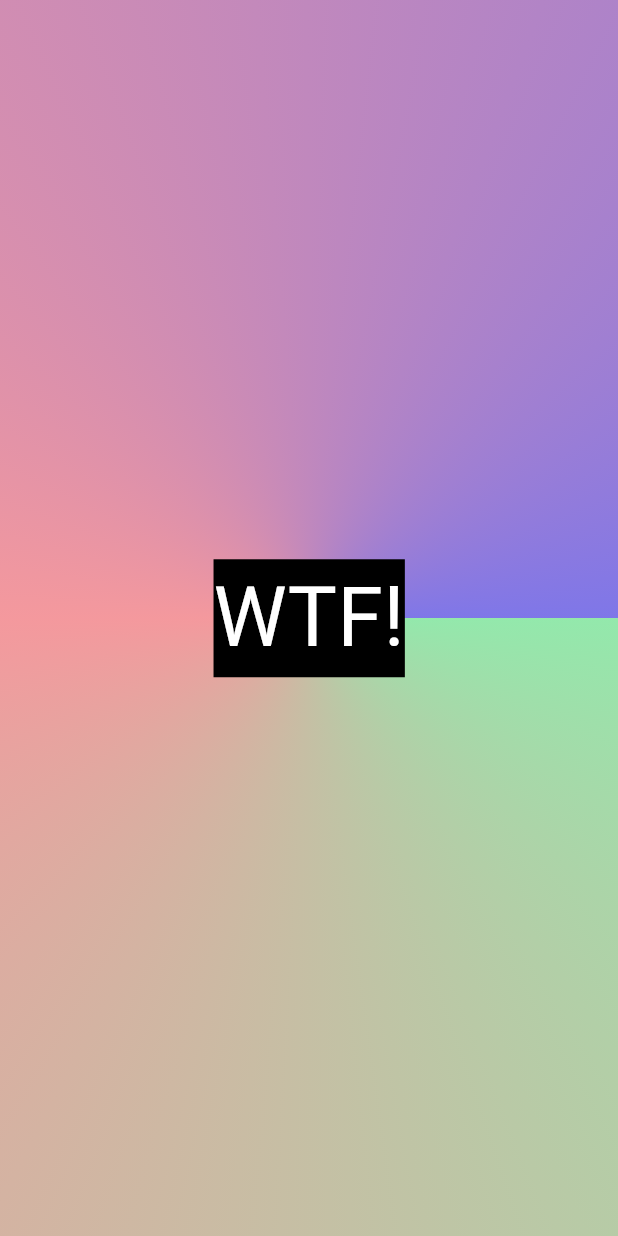
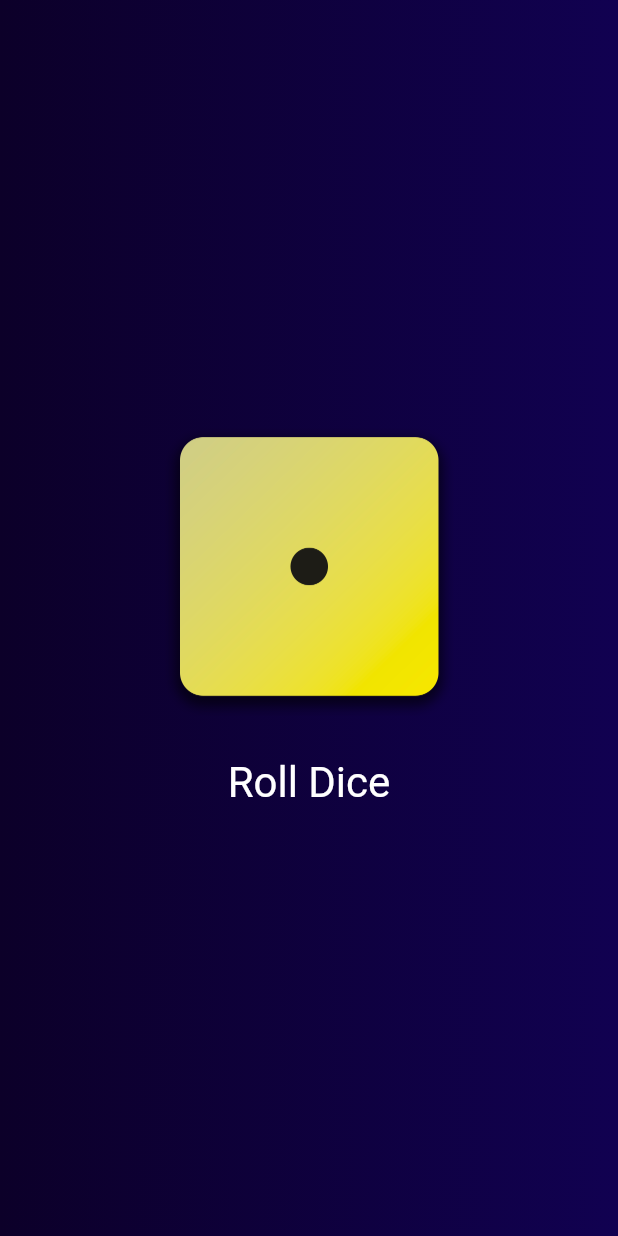
Before and after one commit to mahatabibek/roll_dice, a Flutter app: the screen it shows after launch, on a phone screen of 412 x 824 dp. Run offline on Flutter 3.47's test engine with Material 3 defaults, Android fonts, the phone set to English and light mode, and no system bars.

Commit message:
added funcs, imgs

```diff
--- a/lib/gradient_container.dart
+++ b/lib/gradient_container.dart
@@ -1,22 +1,41 @@
 import 'package:flutter/material.dart';
-import 'package:roll_dice/styled_text.dart';
 
 class GradientContainer extends StatelessWidget {
-  const GradientContainer({super.key});
+  const GradientContainer({super.key, required this.colors});
+
+  final List<Color> colors;
+  void rollDice() {}
+
   @override
   Widget build(context) {
     return Container(
-      decoration: const BoxDecoration(
-        gradient: SweepGradient(
-          colors: [
-            Color.fromRGBO(13, 214, 67, 0.443),
-            Color.fromARGB(106, 230, 20, 20),
-            Color.fromARGB(136, 16, 6, 212),
+      decoration: BoxDecoration(
+        gradient: LinearGradient(
+          colors: colors,
+        ),
+      ),
+      child: Center(
+        child: Column(
+          mainAxisSize: MainAxisSize.min,
+          children: [
+            Image.asset(
+              'assets/images/dice-1.png',
+              width: 200,
+            ),
+            const SizedBox(height: 20),
+            TextButton(
+              onPressed: rollDice,
+              style: TextButton.styleFrom(
+                //padding: const EdgeInsets.only(
+                //  top: 20,
+                //),
+                foregroundColor: Colors.white,
+                textStyle: const TextStyle(fontSize: 28),
+              ),
+              child: const Text("Roll Dice"),
+            ),
           ],
         ),
-      ),
-      child: const Center(
-        child: StyledText(),
       ),
     );
   }
--- a/lib/main.dart
+++ b/lib/main.dart
@@ -5,7 +5,12 @@ void main() {
   runApp(
     const MaterialApp(
       home: Scaffold(
-        body: GradientContainer(),
+        body: GradientContainer(
+          colors: [
+            Color.fromARGB(255, 12, 0, 41),
+            Color.fromARGB(255, 17, 1, 81),
+          ],
+        ),
       ),
     ),
   );
--- a/lib/styled_text.dart
+++ b/lib/styled_text.dart
@@ -1,12 +1,14 @@
 import 'package:flutter/material.dart';
 
 class StyledText extends StatelessWidget {
-  const StyledText({super.key});
+  const StyledText(this.text, {super.key});
+
+  final String text;
   @override
   Widget build(context) {
-    return const Text(
-      "WTF!",
-      style: TextStyle(
+    return Text(
+      text,
+      style: const TextStyle(
         color: Color.fromARGB(255, 255, 255, 255),
         backgroundColor: Color.fromARGB(255, 0, 0, 0),
         fontSize: 55,
```
Also changed, not shown: pubspec.yaml (+7 -3 lines), assets/images/dice-1.png (added), assets/images/dice-2.png (added), assets/images/dice-3.png (added), assets/images/dice-4.png (added), assets/images/dice-5.png (added), assets/images/dice-6.png (added).
